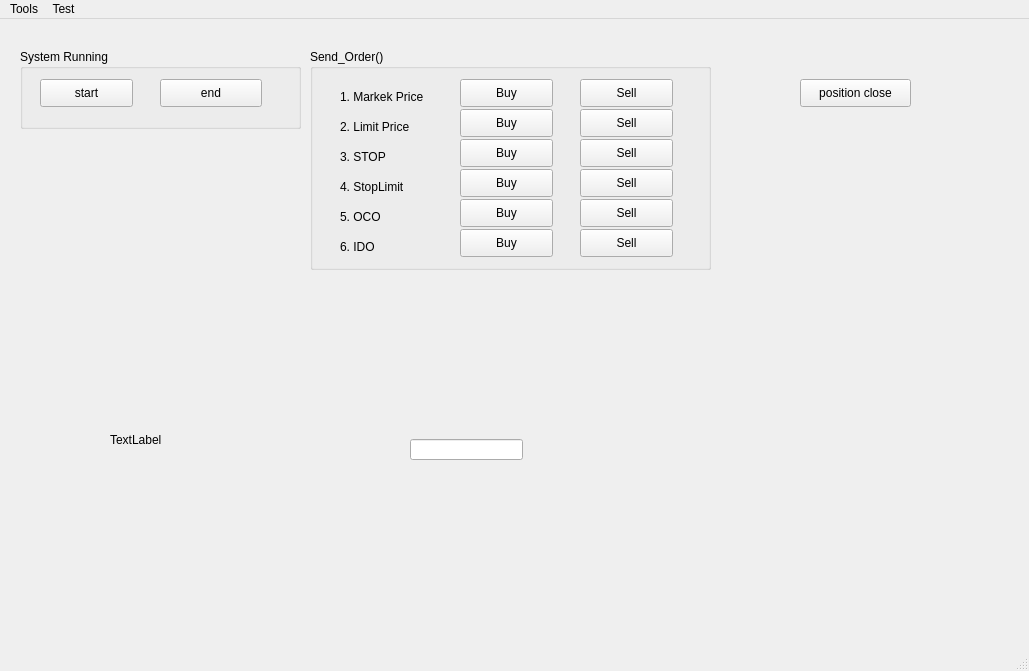
Before: the Qt Designer form MainWindow2.ui in KevinFire2030/200, drawn with Qt 5.
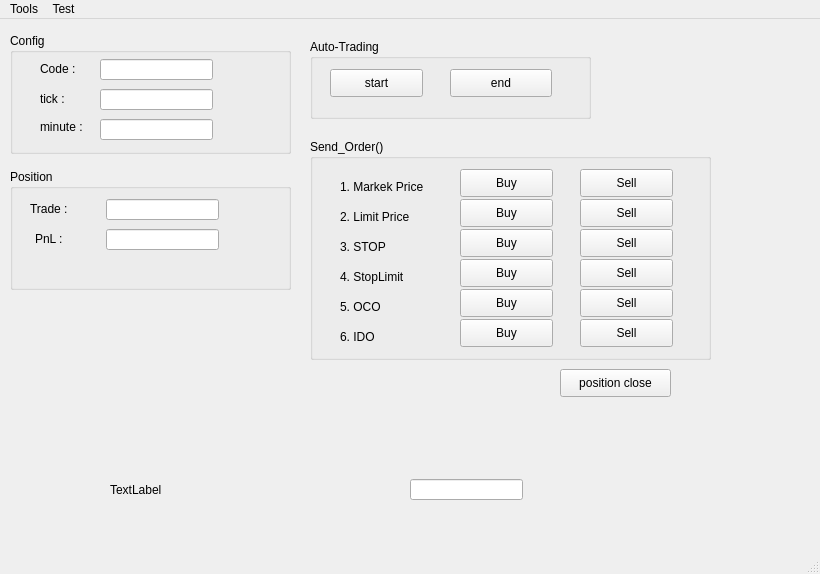
After: the same form once the commit is applied.

Commit message: 메인 위도우 업데이트: 일단 모양만 ㅋ (* 체잔, 알고리즘에 집중)

What changed in the file:
```diff
--- a/MainWindow2.ui
+++ b/MainWindow2.ui
@@ -6,8 +6,8 @@
    <rect>
     <x>0</x>
     <y>0</y>
-    <width>1029</width>
-    <height>671</height>
+    <width>820</width>
+    <height>574</height>
    </rect>
   </property>
   <property name="windowTitle">
@@ -17,8 +17,8 @@
    <widget class="QPushButton" name="pushButton_3">
     <property name="geometry">
      <rect>
-      <x>800</x>
-      <y>60</y>
+      <x>560</x>
+      <y>350</y>
       <width>111</width>
       <height>28</height>
      </rect>
@@ -30,8 +30,8 @@
    <widget class="QPushButton" name="pushButton_4">
     <property name="geometry">
      <rect>
-      <x>40</x>
-      <y>60</y>
+      <x>330</x>
+      <y>50</y>
       <width>93</width>
       <height>28</height>
      </rect>
@@ -43,8 +43,8 @@
    <widget class="QPushButton" name="pushButton_5">
     <property name="geometry">
      <rect>
-      <x>160</x>
-      <y>60</y>
+      <x>450</x>
+      <y>50</y>
       <width>102</width>
       <height>28</height>
      </rect>
@@ -56,21 +56,21 @@
    <widget class="QGroupBox" name="groupBox">
     <property name="geometry">
      <rect>
-      <x>20</x>
-      <y>30</y>
+      <x>310</x>
+      <y>20</y>
       <width>281</width>
       <height>80</height>
      </rect>
     </property>
     <property name="title">
-     <string>System Running</string>
+     <string>Auto-Trading</string>
     </property>
    </widget>
    <widget class="QGroupBox" name="groupBox_2">
     <property name="geometry">
      <rect>
       <x>310</x>
-      <y>30</y>
+      <y>120</y>
       <width>401</width>
       <height>221</height>
      </rect>
@@ -317,7 +317,7 @@
     <property name="geometry">
      <rect>
       <x>410</x>
-      <y>420</y>
+      <y>460</y>
       <width>113</width>
       <height>21</height>
      </rect>
@@ -330,15 +330,157 @@
     <property name="geometry">
      <rect>
       <x>110</x>
-      <y>390</y>
+      <y>450</y>
       <width>231</width>
-      <height>61</height>
+      <height>41</height>
      </rect>
     </property>
     <property name="text">
      <string>TextLabel</string>
     </property>
    </widget>
+   <widget class="QLabel" name="label_8">
+    <property name="geometry">
+     <rect>
+      <x>40</x>
+      <y>42</y>
+      <width>64</width>
+      <height>15</height>
+     </rect>
+    </property>
+    <property name="text">
+     <string>Code :</string>
+    </property>
+   </widget>
+   <widget class="QLineEdit" name="lineEdit_2">
+    <property name="geometry">
+     <rect>
+      <x>100</x>
+      <y>40</y>
+      <width>113</width>
+      <height>21</height>
+     </rect>
+    </property>
+   </widget>
+   <widget class="QLabel" name="label_9">
+    <property name="geometry">
+     <rect>
+      <x>40</x>
+      <y>72</y>
+      <width>64</width>
+      <height>15</height>
+     </rect>
+    </property>
+    <property name="text">
+     <string>tick :</string>
+    </property>
+   </widget>
+   <widget class="QLineEdit" name="lineEdit_3">
+    <property name="geometry">
+     <rect>
+      <x>100</x>
+      <y>70</y>
+      <width>113</width>
+      <height>21</height>
+     </rect>
+    </property>
+   </widget>
+   <widget class="QLabel" name="label_10">
+    <property name="geometry">
+     <rect>
+      <x>40</x>
+      <y>100</y>
+      <width>64</width>
+      <height>15</height>
+     </rect>
+    </property>
+    <property name="text">
+     <string>minute :</string>
+    </property>
+   </widget>
+   <widget class="QLineEdit" name="lineEdit_4">
+    <property name="geometry">
+     <rect>
+      <x>100</x>
+      <y>100</y>
+      <width>113</width>
+      <height>21</height>
+     </rect>
+    </property>
+   </widget>
+   <widget class="QGroupBox" name="groupBox_3">
+    <property name="geometry">
+     <rect>
+      <x>10</x>
+      <y>14</y>
+      <width>281</width>
+      <height>121</height>
+     </rect>
+    </property>
+    <property name="title">
+     <string>Config</string>
+    </property>
+   </widget>
+   <widget class="QGroupBox" name="groupBox_4">
+    <property name="geometry">
+     <rect>
+      <x>10</x>
+      <y>150</y>
+      <width>281</width>
+      <height>121</height>
+     </rect>
+    </property>
+    <property name="title">
+     <string>Position</string>
+    </property>
+    <widget class="QLineEdit" name="lineEdit_5">
+     <property name="geometry">
+      <rect>
+       <x>96</x>
+       <y>30</y>
+       <width>113</width>
+       <height>21</height>
+      </rect>
+     </property>
+    </widget>
+    <widget class="QLabel" name="label_11">
+     <property name="geometry">
+      <rect>
+       <x>20</x>
+       <y>32</y>
+       <width>64</width>
+       <height>15</height>
+      </rect>
+     </property>
+     <property name="text">
+      <string>Trade :</string>
+     </property>
+    </widget>
+    <widget class="QLineEdit" name="lineEdit_6">
+     <property name="geometry">
+      <rect>
+       <x>96</x>
+       <y>60</y>
+       <width>113</width>
+       <height>21</height>
+      </rect>
+     </property>
+    </widget>
+    <widget class="QLabel" name="label_12">
+     <property name="geometry">
+      <rect>
+       <x>25</x>
+       <y>62</y>
+       <width>64</width>
+       <height>15</height>
+      </rect>
+     </property>
+     <property name="text">
+      <string>PnL :</string>
+     </property>
+    </widget>
+   </widget>
+   <zorder>groupBox_3</zorder>
    <zorder>groupBox_2</zorder>
    <zorder>groupBox</zorder>
    <zorder>pushButton_3</zorder>
@@ -346,13 +488,20 @@
    <zorder>pushButton_5</zorder>
    <zorder>lineEdit</zorder>
    <zorder>label_7</zorder>
+   <zorder>label_8</zorder>
+   <zorder>lineEdit_2</zorder>
+   <zorder>label_9</zorder>
+   <zorder>lineEdit_3</zorder>
+   <zorder>label_10</zorder>
+   <zorder>lineEdit_4</zorder>
+   <zorder>groupBox_4</zorder>
   </widget>
   <widget class="QMenuBar" name="menubar">
    <property name="geometry">
     <rect>
      <x>0</x>
      <y>0</y>
-     <width>1029</width>
+     <width>820</width>
      <height>26</height>
     </rect>
    </property>
```
